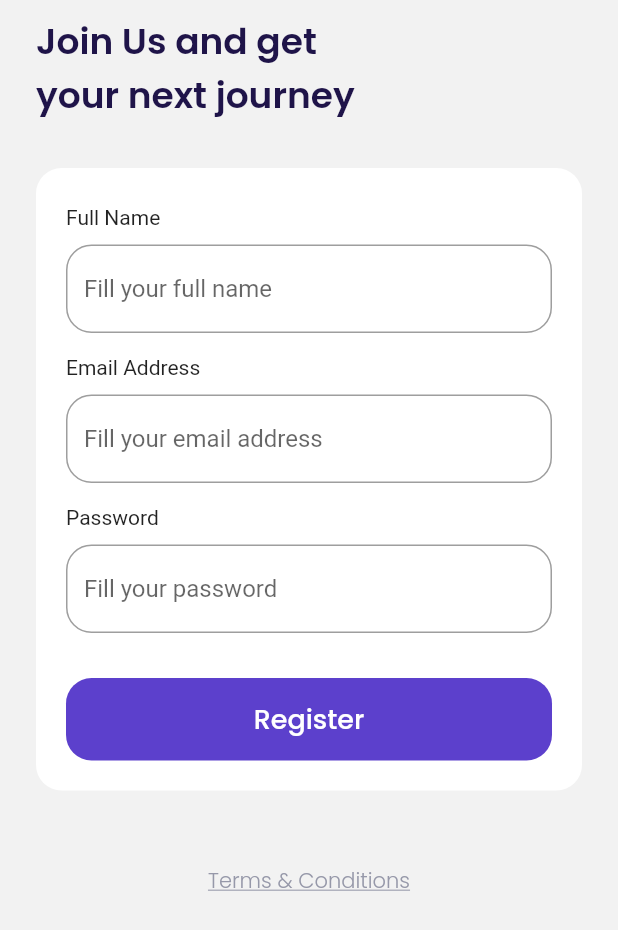
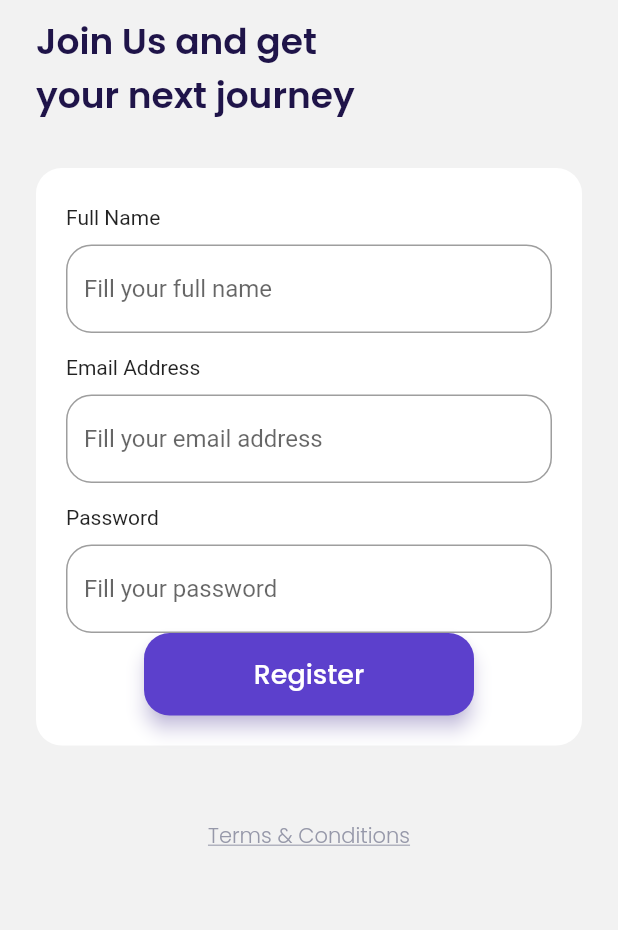
Before and after one commit to davadaviar/travel-app-intro, a Flutter app: the screen it shows after launch, after a tap on "Get Started", on a phone screen of 412 x 824 dp. Shown: the top 930 px of the screen. Run offline on Flutter 3.47's test engine with Material 2 defaults, Android fonts, the phone set to English and light mode, and no system bars; our stand-ins replace google_fonts; missing offline and left inert: dart:html.

Commit message:
Add custom button linking

```diff
--- a/lib/ui/pages/get_started_page.dart
+++ b/lib/ui/pages/get_started_page.dart
@@ -1,4 +1,5 @@
 import 'package:flutter/material.dart';
+import 'package:flutter_travel_bwa/ui/widgets/custom_button.dart';
 import '../../shared/theme.dart';
 
 class GetStartedPage extends StatelessWidget {
@@ -42,31 +43,14 @@ class GetStartedPage extends StatelessWidget {
                   ),
                   textAlign: TextAlign.center,
                 ),
-                Container(
-                  margin: EdgeInsets.only(top: 50, bottom: 80),
+                CustomButton(
+                  title: 'Get Started',
                   width: 220,
-                  height: 55,
-                  child: TextButton(
-                    style: TextButton.styleFrom(
-                      backgroundColor: kPrimaryColor,
-                      shape: RoundedRectangleBorder(
-                        borderRadius: BorderRadius.circular(
-                          defaultRadius,
-                        ),
-                      ),
-                    ),
-                    onPressed: () {
-                      Navigator.pushNamed(context, '/sign-up');
-                    },
-                    child: Text(
-                      'Get Started',
-                      style: whiteTextStyle.copyWith(
-                        fontSize: 18,
-                        fontWeight: medium,
-                      ),
-                    ),
-                  ),
-                )
+                  margin: EdgeInsets.only(top: 50, bottom: 40),
+                  onPressed: () {
+                    Navigator.pushNamed(context, '/sign-up');
+                  },
+                ),
               ],
             ),
           ),
--- a/lib/ui/pages/main_page.dart
+++ b/lib/ui/pages/main_page.dart
@@ -34,19 +34,16 @@ class MainPage extends StatelessWidget {
             children: [
               CustomBottomNavbarItem(
                 imgUrl: 'assets/icon_home.png',
-                iselected: true,
+                isSelected: true,
               ),
               CustomBottomNavbarItem(
                 imgUrl: 'assets/icon_booking.png',
-                iselected: false,
               ),
               CustomBottomNavbarItem(
                 imgUrl: 'assets/icon_card.png',
-                iselected: false,
               ),
               CustomBottomNavbarItem(
                 imgUrl: 'assets/icon_settings.png',
-                iselected: false,
               ),
             ],
           ),
--- a/lib/ui/pages/sign_up_page.dart
+++ b/lib/ui/pages/sign_up_page.dart
@@ -1,4 +1,7 @@
+import 'dart:html';
+
 import 'package:flutter/material.dart';
+import 'package:flutter_travel_bwa/ui/widgets/custom_button.dart';
 import '../../shared/theme.dart';
 
 class SignUpPage extends StatelessWidget {
@@ -118,33 +121,6 @@ class SignUpPage extends StatelessWidget {
 
       ;
 
-      Widget getStartedButton() {
-        return Container(
-          margin: EdgeInsets.only(top: 30),
-          width: double.infinity,
-          height: 55,
-          child: TextButton(
-            style: TextButton.styleFrom(
-                backgroundColor: kPrimaryColor,
-                shape: RoundedRectangleBorder(
-                  borderRadius: BorderRadius.circular(defaultRadius),
-                )),
-            onPressed: () {
-              Navigator.pushNamed(context, '/bonus');
-            },
-            child: Text(
-              'Register',
-              style: whiteTextStyle.copyWith(
-                fontSize: 18,
-                fontWeight: medium,
-              ),
-            ),
-          ),
-        );
-      }
-
-      ;
-
       return Container(
         margin: EdgeInsets.only(top: 30),
         padding: EdgeInsets.symmetric(
@@ -160,7 +136,14 @@ class SignUpPage extends StatelessWidget {
             nameInput(),
             emailInput(),
             passwordInput(),
-            getStartedButton(),
+            CustomButton(
+              title: 'Register',
+              width: 220,
+              margin: EdgeInsets.only(right: 20, left: 20),
+              onPressed: () {
+                Navigator.pushNamed(context, '/bonus');
+              },
+            ),
           ],
         ),
       );
--- a/lib/ui/widgets/custom_bottom_navbar_item.dart
+++ b/lib/ui/widgets/custom_bottom_navbar_item.dart
@@ -3,12 +3,10 @@ import '../../shared/theme.dart';
 
 class CustomBottomNavbarItem extends StatelessWidget {
   final String imgUrl;
-  final bool iselected;
+  final bool isSelected;
 
   const CustomBottomNavbarItem(
-      {Key? key,
-       required this.imgUrl,
-      this.iselected = false})
+      {Key? key, required this.imgUrl, this.isSelected = false})
       : super(key: key);
 
   @override
@@ -32,7 +30,7 @@ class CustomBottomNavbarItem extends StatelessWidget {
           width: 30,
           height: 4,
           decoration: BoxDecoration(
-            color: iselected ? kPrimaryColor : kTransparentColor,
+            color: isSelected ? kPrimaryColor : kTransparentColor,
             borderRadius: BorderRadius.circular(18),
           ),
         ),
--- /dev/null
+++ b/lib/ui/widgets/custom_button.dart
@@ -0,0 +1,46 @@
+import 'package:flutter/material.dart';
+import '../../shared/theme.dart';
+
+class CustomButton extends StatelessWidget {
+  final String title;
+  final double width;
+  final EdgeInsets margin;
+  final Function() onPressed;
+
+  const CustomButton({
+    Key? key,
+    required this.title,
+    this.width = double.infinity,
+    this.margin = EdgeInsets.zero,
+    required this.onPressed,
+  }) : super(key: key);
+
+  @override
+  Widget build(BuildContext context) {
+    return Container(
+      margin: margin,
+      width: width,
+      height: 55,
+      child: TextButton(
+        style: TextButton.styleFrom(
+          shadowColor: kPrimaryColor.withOpacity(0.5),
+          elevation: 5,
+          backgroundColor: kPrimaryColor,
+          shape: RoundedRectangleBorder(
+            borderRadius: BorderRadius.circular(defaultRadius),
+          ),
+        ),
+        onPressed: () {
+          onPressed();
+        },
+        child: Text(
+          title,
+          style: whiteTextStyle.copyWith(
+            fontSize: 18,
+            fontWeight: medium,
+          ),
+        ),
+      ),
+    );
+  }
+}
```
